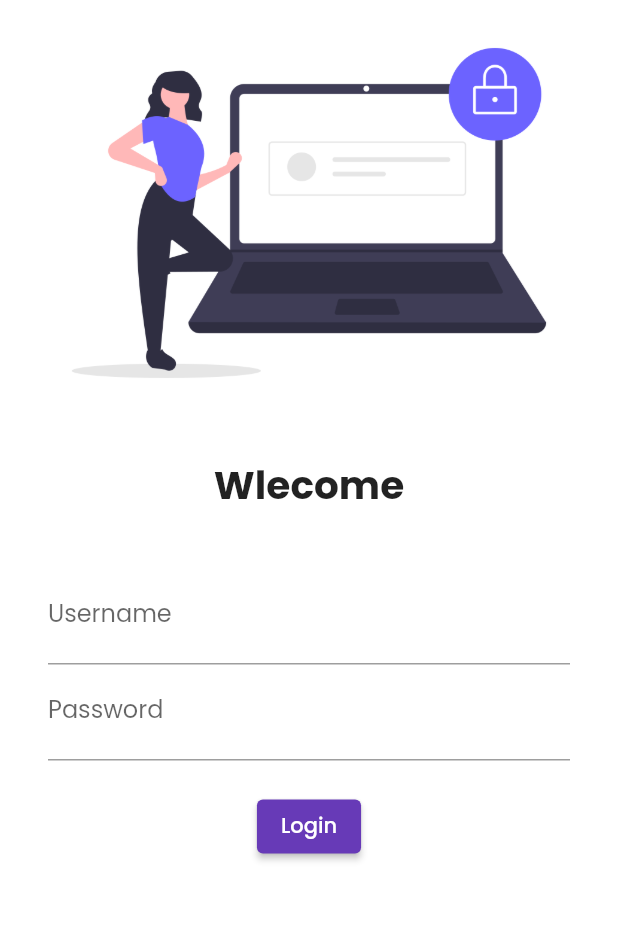
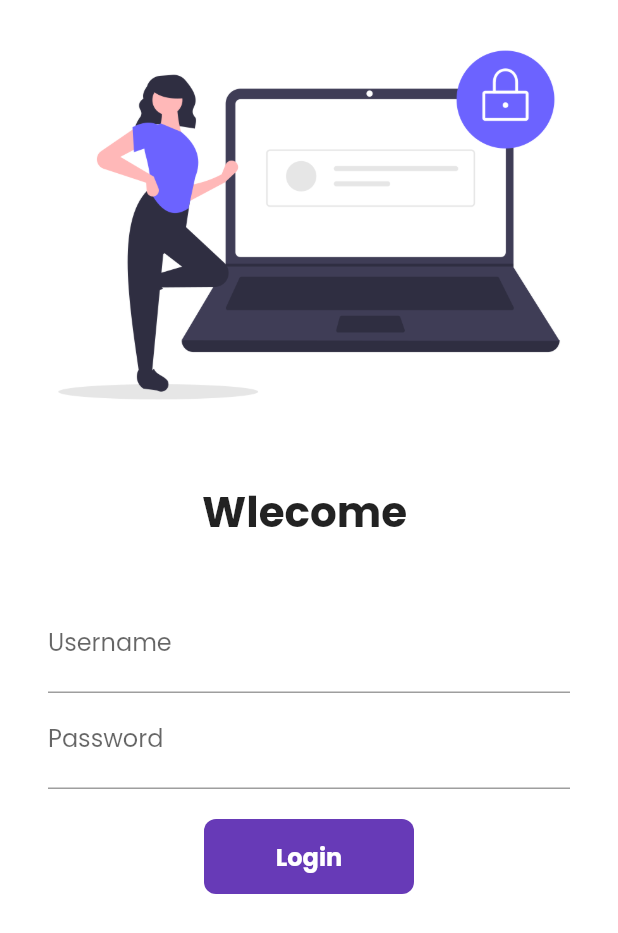
Before and after one commit to sureliyaVenish/30DaysofFlutter, a Flutter app: the screen it shows after launch, on a phone screen of 412 x 824 dp. Shown: the top 933 px of the screen. Run offline on Flutter 3.47's test engine with Material 2 defaults, Android fonts, the light colour scheme and no system bars; our stand-ins replace google_fonts.

Commit message:
Day 6 Completed

```diff
--- a/lib/main.dart
+++ b/lib/main.dart
@@ -2,6 +2,7 @@ import 'package:flutter/material.dart';
 import 'package:my_first_application/pages/home.dart';
 import 'package:my_first_application/pages/login.dart';
 import 'package:google_fonts/google_fonts.dart';
+import 'package:my_first_application/utils/routes.dart';
 
 void main(List<String> args) {
   runApp(const MyApp());
@@ -24,8 +25,8 @@ class MyApp extends StatelessWidget {
       initialRoute: "/login",
       routes: {
         "/": (context) => const Login(),
-        "/home": (context) => Home(),
-        "/login": (context) => const Login(),
+        MyRoutes.homeRoute: (context) => Home(),
+        MyRoutes.loginRoute: (context) => const Login(),
       },
     );
   }
--- a/lib/pages/login.dart
+++ b/lib/pages/login.dart
@@ -1,24 +1,35 @@
 import 'package:flutter/material.dart';
+import 'package:my_first_application/utils/routes.dart';
 
-class Login extends StatelessWidget {
+class Login extends StatefulWidget {
   const Login({super.key});
+
+  @override
+  State<Login> createState() => _LoginState();
+}
+
+class _LoginState extends State<Login> {
+  String usrName = "";
+  bool changeButton = false;
 
   @override
   Widget build(BuildContext context) {
     return Material(
       color: Colors.white,
+      child: SingleChildScrollView(
         child: Column(
           children: [
             Image.asset(
               "assets/images/login_img.png",
               fit: BoxFit.cover,
+              height: 300.0,
             ),
             const SizedBox(
               height: 20.0,
             ),
-          const Text(
-            "Wlecome",
-            style: TextStyle(fontSize: 26, fontWeight: FontWeight.bold),
+            Text(
+              "Wlecome $usrName",
+              style: const TextStyle(fontSize: 28, fontWeight: FontWeight.bold),
             ),
             const SizedBox(
               height: 20.0,
@@ -33,6 +44,10 @@ class Login extends StatelessWidget {
                       hintText: "Enter Username",
                       labelText: "Username",
                     ),
+                    onChanged: (value) {
+                      usrName = value;
+                      setState(() {});
+                    },
                   ),
                   TextFormField(
                     obscureText: true,
@@ -44,17 +59,55 @@ class Login extends StatelessWidget {
                   const SizedBox(
                     height: 20.0,
                   ),
-                ElevatedButton(
-                    onPressed: () {
-                      print("Hey there!");
+
+                  InkWell(
+                    onTap: () async {
+                      setState(() {
+                        changeButton = true;
+                      });
+
+                      await Future.delayed(const Duration(seconds: 1));
+                      Navigator.pushNamed(context, MyRoutes.homeRoute);
                     },
-                    style: TextButton.styleFrom(),
-                    child: const Text("Login")),
+                    child: AnimatedContainer(
+                      duration: const Duration(seconds: 1),
+                      width: changeButton ? 50 : 140,
+                      height: 50,
+                      alignment: Alignment.center,
+                      decoration: BoxDecoration(
+                        color: Colors.deepPurple,
+                        borderRadius:
+                            BorderRadius.circular(changeButton ? 50 : 8),
+                      ),
+                      child: changeButton
+                          ? const Icon(
+                              Icons.done,
+                              color: Colors.white,
+                            )
+                          : const Text(
+                              "Login",
+                              style: TextStyle(
+                                color: Colors.white,
+                                fontWeight: FontWeight.bold,
+                                fontSize: 16.0,
+                              ),
+                            ),
+                    ),
+                  ),
+
+                  // ElevatedButton(
+                  //     onPressed: () {
+                  //       Navigator.pushNamed(context, MyRoutes.homeRoute);
+                  //     },
+                  //     style: TextButton.styleFrom(
+                  //         minimumSize: const Size(140, 50)),
+                  //     child: const Text("Login")),
                 ],
               ),
             ),
           ],
         ),
+      ),
     );
   }
 }
--- /dev/null
+++ b/lib/utils/routes.dart
@@ -0,0 +1,5 @@
+class MyRoutes{
+  static String loginRoute = "/login";
+  static String homeRoute = "/home";
+
+}
```
Lines whose indentation alone changed are shown as unchanged.
